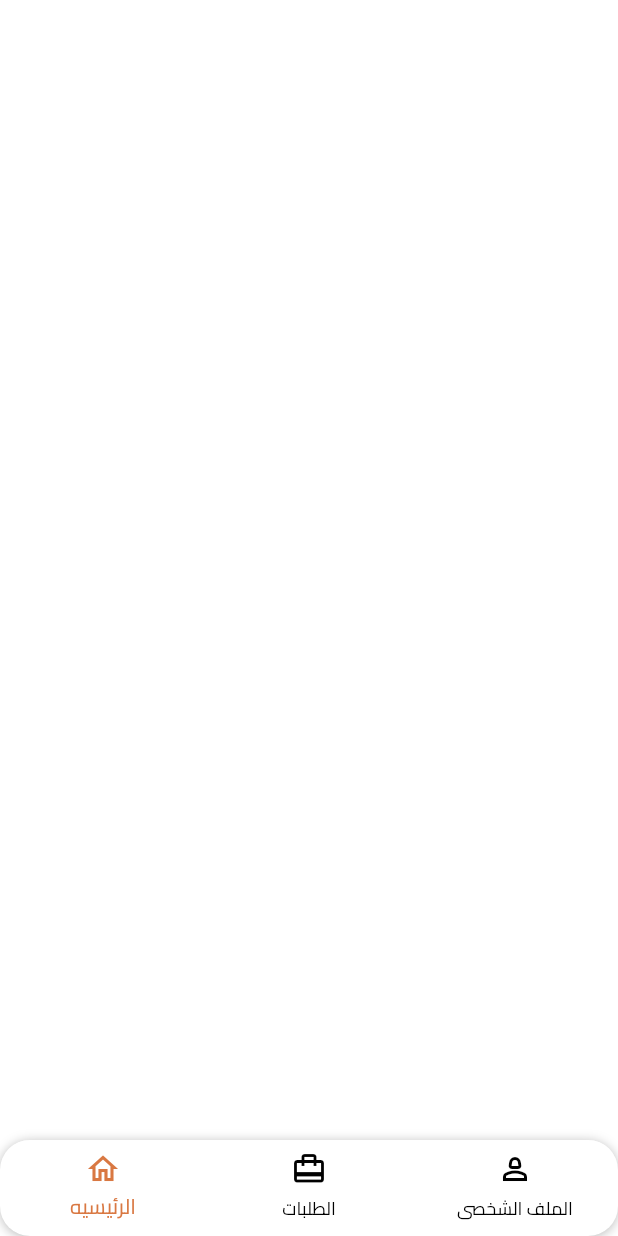
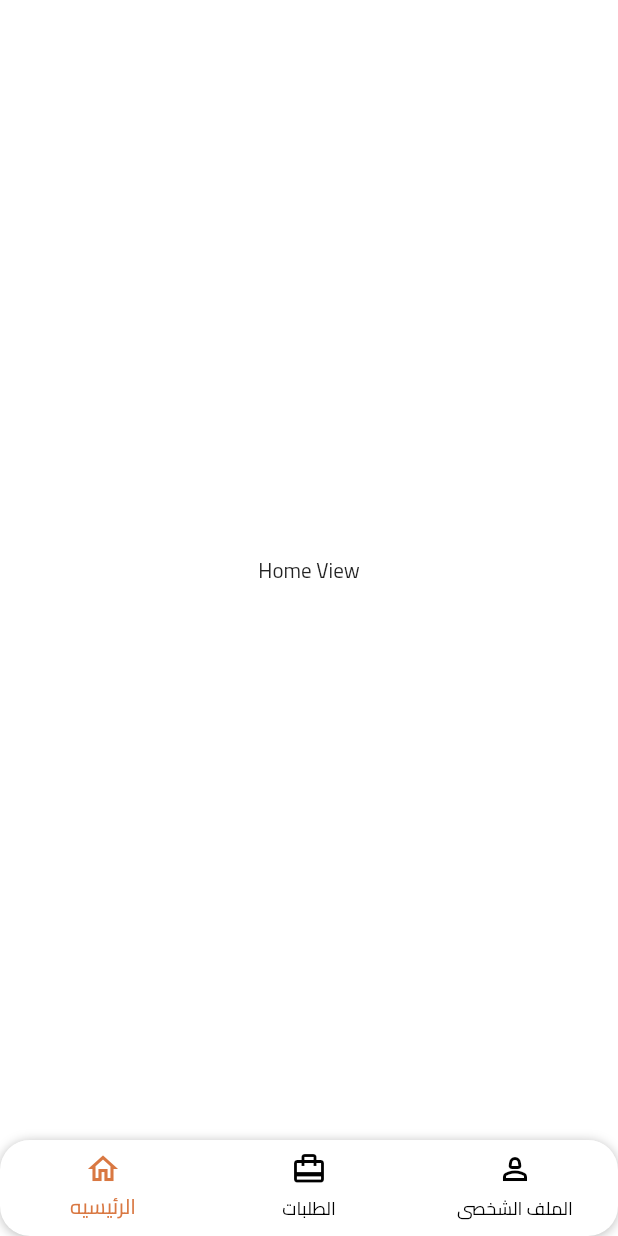
Before and after one commit to MohamedTaha-flutter/twseel_app_flutter, a Flutter app: the screen it shows after launch, on a phone screen of 412 x 824 dp. Run offline on Flutter 3.47's test engine with Material 3 defaults, Android fonts, the phone set to English and light mode, and no system bars; our stand-ins replace flutter_bloc, flutter_otp_text_field, flutter_screenutil, hexcolor; missing offline and left inert: flutter_timer_countdown.

Commit message:
create layout cubit , add cubit o layout  and create Views

```diff
--- /dev/null
+++ b/lib/Features/Home/presentation/views/home_view.dart
@@ -0,0 +1,14 @@
+import 'package:flutter/material.dart';
+
+class HomeView extends StatelessWidget {
+  const HomeView({super.key});
+
+  @override
+  Widget build(BuildContext context) {
+    return Scaffold(
+      body: Center(
+        child: Text("Home View"),
+      ),
+    );
+  }
+}
--- /dev/null
+++ b/lib/Features/layout/presentation/Cubit/cubit.dart
@@ -0,0 +1,33 @@
+import 'package:flutter/material.dart';
+import 'package:flutter_bloc/flutter_bloc.dart';
+import 'package:twseel_app/Features/Home/presentation/views/home_view.dart';
+import 'package:twseel_app/Features/layout/presentation/Cubit/state.dart';
+import 'package:twseel_app/Features/order/presentation/views/order_view.dart';
+import 'package:twseel_app/Features/profile/presentation/views/profile_view.dart';
+
+class LayoutCubit extends Cubit<LayoutState> {
+  LayoutCubit() : super(InitialLayoutState());
+
+  static LayoutCubit get(context) => BlocProvider.of(context);
+
+  int currentIndex = 0;
+
+  List<BottomNavigationBarItem> items = const [
+    BottomNavigationBarItem(icon: Icon(Icons.home_outlined), label: "الرئيسيه"),
+    BottomNavigationBarItem(
+        icon: Icon(Icons.card_travel_outlined), label: "الطلبات"),
+    BottomNavigationBarItem(
+        icon: Icon(Icons.person_2_outlined), label: "الملف الشخصى"),
+  ];
+
+  List<Widget> views = const [
+    HomeView(),
+    OrderView(),
+    ProfileView(),
+  ];
+
+  void changeViewsOfLayout(value) {
+    currentIndex = value;
+    emit(LayoutChangeViewsState());
+  }
+}
--- /dev/null
+++ b/lib/Features/layout/presentation/Cubit/state.dart
@@ -0,0 +1,3 @@
+abstract class LayoutState {}
+class InitialLayoutState extends LayoutState {}
+class LayoutChangeViewsState extends LayoutState {}
--- a/lib/Features/layout/presentation/Views/layout_view.dart
+++ b/lib/Features/layout/presentation/Views/layout_view.dart
@@ -1,4 +1,7 @@
 import 'package:flutter/material.dart';
+import 'package:flutter_bloc/flutter_bloc.dart';
+import 'package:twseel_app/Features/layout/presentation/Cubit/cubit.dart';
+import 'package:twseel_app/Features/layout/presentation/Cubit/state.dart';
 
 import '../../../../core/style/app_color.dart';
 
@@ -7,6 +10,10 @@ class LayoutView extends StatelessWidget {
 
   @override
   Widget build(BuildContext context) {
+    return BlocConsumer<LayoutCubit, LayoutState>(
+      listener: (context, state) {},
+      builder: (context, state) {
+        var cubit = LayoutCubit.get(context) ;
         return Scaffold(
           bottomNavigationBar: Container(
             decoration: BoxDecoration(
@@ -18,7 +25,6 @@ class LayoutView extends StatelessWidget {
                       offset: const Offset(0, 1),
                       color: Colors.black.withOpacity(0.25))
                 ]),
-
             child: ClipRRect(
               borderRadius: BorderRadius.circular(20),
               child: Directionality(
@@ -28,19 +34,19 @@ class LayoutView extends StatelessWidget {
                   elevation: 5,
                   unselectedItemColor: Colors.black,
                   backgroundColor: Colors.white,
-              items: const [
-                BottomNavigationBarItem(
-                    icon: Icon(Icons.home_outlined), label: "الرئيسيه"),
-                BottomNavigationBarItem(
-                    icon: Icon(Icons.card_travel_outlined),
-                    label: "الطلبات"),
-                BottomNavigationBarItem(
-                    icon: Icon(Icons.person_2_outlined),
-                    label: "الملف الشخصى"),        ],
+                  items :cubit.items ,
+                   currentIndex: cubit.currentIndex,
+                  onTap: (value)
+                  {
+                    cubit.changeViewsOfLayout(value);
+                  },
                 ),
               ),
             ),
           ),
+          body:cubit.views[cubit.currentIndex] ,
+        );
+      },
     );
   }
 }
--- a/lib/main.dart
+++ b/lib/main.dart
@@ -3,6 +3,7 @@ import 'package:flutter/services.dart';
 import 'package:flutter_bloc/flutter_bloc.dart';
 import 'package:flutter_screenutil/flutter_screenutil.dart';
 import 'package:twseel_app/Features/auth/presentation/manage/cubit/logic.dart';
+import 'package:twseel_app/Features/layout/presentation/Cubit/cubit.dart';
 import 'package:twseel_app/Features/layout/presentation/Views/layout_view.dart';
 void main() {
   runApp(const MyApp());
@@ -19,7 +20,8 @@ class MyApp extends StatelessWidget {
       builder: (context, widget) {
         return MultiBlocProvider(
           providers: [
-            BlocProvider(create: (context) => LoginCubit())
+            BlocProvider(create: (context) => LoginCubit()),
+            BlocProvider(create: (context) => LayoutCubit()),
           ],
           child: MaterialApp(
             builder: (context, widget) {
```
Also changed, not shown: lib/Features/order/presentation/views/order_view.dart (added, +14 -0 lines), lib/Features/profile/presentation/views/profile_view.dart (added, +15 -0 lines). Lines whose indentation alone changed are shown as unchanged.
